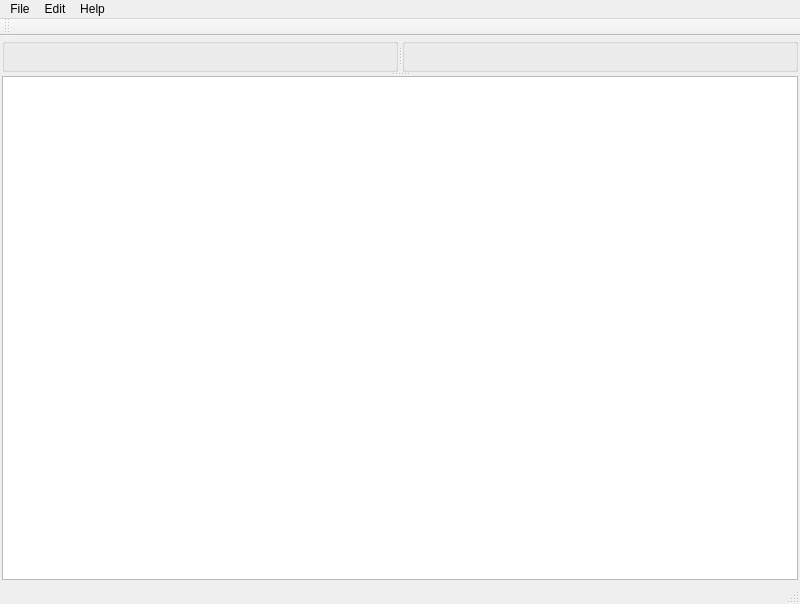
freemancw/rationalcad, file rationalcad/forms/window_main.ui: the form before one commit.
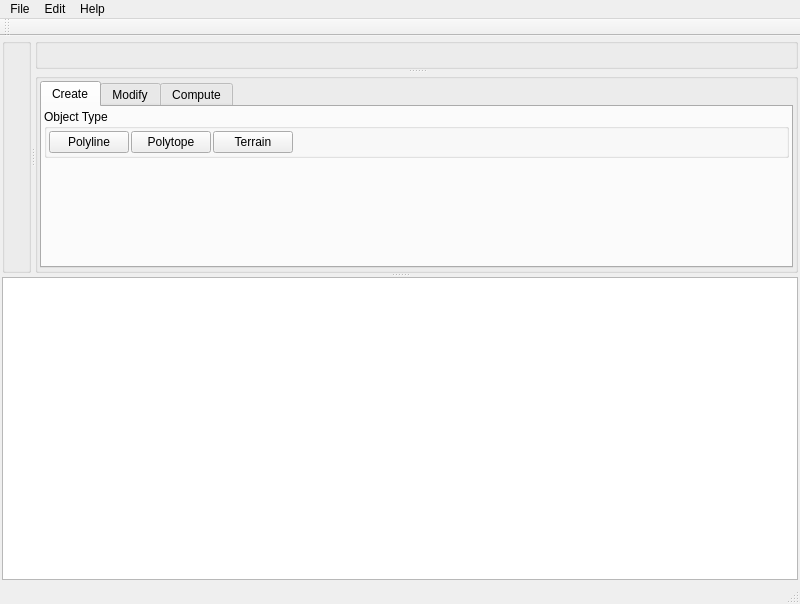
The form after the commit. Icons and pictures are not drawn.

Commit message: modified UI to add create/modify/compute menu with 3 buttons for object creation

```diff
--- a/rationalcad/forms/window_main.ui
+++ b/rationalcad/forms/window_main.ui
@@ -18,7 +18,7 @@
     <normaloff>:/icons/appicon.png</normaloff>:/icons/appicon.png</iconset>
   </property>
   <widget class="QWidget" name="widget_main">
-   <layout class="QGridLayout" name="gridLayout">
+   <layout class="QGridLayout" name="gridLayout_3">
     <property name="leftMargin">
      <number>2</number>
     </property>
@@ -39,10 +39,16 @@
       <property name="orientation">
        <enum>Qt::Vertical</enum>
       </property>
+      <property name="handleWidth">
+       <number>4</number>
+      </property>
       <widget class="QSplitter" name="splitter_2">
        <property name="orientation">
         <enum>Qt::Horizontal</enum>
        </property>
+       <property name="handleWidth">
+        <number>4</number>
+       </property>
        <widget class="QGroupBox" name="group_top">
         <property name="title">
          <string/>
@@ -75,6 +81,9 @@
         <property name="orientation">
          <enum>Qt::Vertical</enum>
         </property>
+        <property name="handleWidth">
+         <number>4</number>
+        </property>
         <widget class="QGroupBox" name="group_perspective">
          <property name="title">
           <string/>
@@ -100,6 +109,174 @@
           </property>
          </layout>
         </widget>
+        <widget class="QGroupBox" name="groupBox">
+         <property name="title">
+          <string/>
+         </property>
+         <layout class="QGridLayout" name="gridLayout">
+          <property name="leftMargin">
+           <number>2</number>
+          </property>
+          <property name="topMargin">
+           <number>2</number>
+          </property>
+          <property name="rightMargin">
+           <number>2</number>
+          </property>
+          <property name="bottomMargin">
+           <number>2</number>
+          </property>
+          <property name="spacing">
+           <number>2</number>
+          </property>
+          <item row="0" column="0">
+           <widget class="QTabWidget" name="tabWidget">
+            <property name="currentIndex">
+             <number>0</number>
+            </property>
+            <widget class="QWidget" name="create">
+             <attribute name="title">
+              <string>Create</string>
+             </attribute>
+             <layout class="QGridLayout" name="gridLayout_4">
+              <property name="leftMargin">
+               <number>2</number>
+              </property>
+              <property name="topMargin">
+               <number>2</number>
+              </property>
+              <property name="rightMargin">
+               <number>2</number>
+              </property>
+              <property name="bottomMargin">
+               <number>2</number>
+              </property>
+              <property name="spacing">
+               <number>2</number>
+              </property>
+              <item row="0" column="0">
+               <widget class="QGroupBox" name="groupBox_2">
+                <property name="title">
+                 <string>Object Type</string>
+                </property>
+                <layout class="QGridLayout" name="gridLayout_5">
+                 <property name="leftMargin">
+                  <number>2</number>
+                 </property>
+                 <property name="topMargin">
+                  <number>2</number>
+                 </property>
+                 <property name="rightMargin">
+                  <number>2</number>
+                 </property>
+                 <property name="bottomMargin">
+                  <number>2</number>
+                 </property>
+                 <property name="spacing">
+                  <number>2</number>
+                 </property>
+                 <item row="0" column="0">
+                  <widget class="QPushButton" name="pushButton">
+                   <property name="sizePolicy">
+                    <sizepolicy hsizetype="Preferred" vsizetype="Preferred">
+                     <horstretch>0</horstretch>
+                     <verstretch>0</verstretch>
+                    </sizepolicy>
+                   </property>
+                   <property name="toolTip">
+                    <string/>
+                   </property>
+                   <property name="text">
+                    <string>Polyline</string>
+                   </property>
+                   <property name="icon">
+                    <iconset resource="../resources/resources.qrc">
+                     <normaloff>:/icons/create_polyline.png</normaloff>:/icons/create_polyline.png</iconset>
+                   </property>
+                   <property name="iconSize">
+                    <size>
+                     <width>16</width>
+                     <height>16</height>
+                    </size>
+                   </property>
+                   <property name="checkable">
+                    <bool>true</bool>
+                   </property>
+                   <property name="flat">
+                    <bool>false</bool>
+                   </property>
+                  </widget>
+                 </item>
+                 <item row="0" column="3">
+                  <spacer name="horizontalSpacer">
+                   <property name="orientation">
+                    <enum>Qt::Horizontal</enum>
+                   </property>
+                   <property name="sizeHint" stdset="0">
+                    <size>
+                     <width>40</width>
+                     <height>20</height>
+                    </size>
+                   </property>
+                  </spacer>
+                 </item>
+                 <item row="0" column="1">
+                  <widget class="QPushButton" name="pushButton_2">
+                   <property name="text">
+                    <string>Polytope</string>
+                   </property>
+                   <property name="icon">
+                    <iconset resource="../resources/resources.qrc">
+                     <normaloff>:/icons/create_polytope.png</normaloff>:/icons/create_polytope.png</iconset>
+                   </property>
+                  </widget>
+                 </item>
+                 <item row="0" column="2">
+                  <widget class="QPushButton" name="pushButton_3">
+                   <property name="toolTip">
+                    <string/>
+                   </property>
+                   <property name="text">
+                    <string>Terrain</string>
+                   </property>
+                   <property name="icon">
+                    <iconset resource="../resources/resources.qrc">
+                     <normaloff>:/icons/create_terrain.png</normaloff>:/icons/create_terrain.png</iconset>
+                   </property>
+                  </widget>
+                 </item>
+                </layout>
+               </widget>
+              </item>
+              <item row="1" column="0">
+               <spacer name="verticalSpacer">
+                <property name="orientation">
+                 <enum>Qt::Vertical</enum>
+                </property>
+                <property name="sizeHint" stdset="0">
+                 <size>
+                  <width>20</width>
+                  <height>40</height>
+                 </size>
+                </property>
+               </spacer>
+              </item>
+             </layout>
+            </widget>
+            <widget class="QWidget" name="modify">
+             <attribute name="title">
+              <string>Modify</string>
+             </attribute>
+            </widget>
+            <widget class="QWidget" name="compute">
+             <attribute name="title">
+              <string>Compute</string>
+             </attribute>
+            </widget>
+           </widget>
+          </item>
+         </layout>
+        </widget>
        </widget>
       </widget>
       <widget class="QTextEdit" name="console">
```
